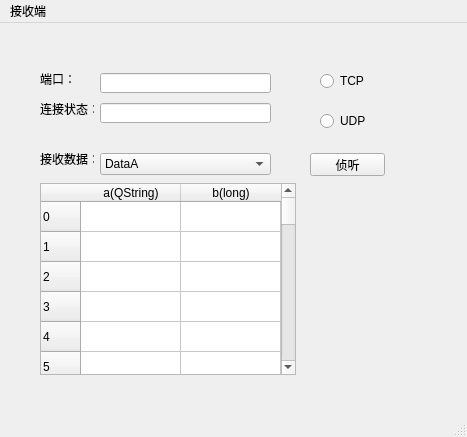
Above: APP/Server/server.ui from MarkeNoBoluo/Socket-connection before the change. Below: the same form after it.
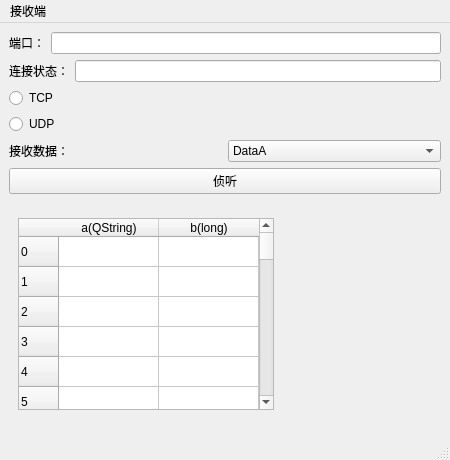
That is the form after the change. The open tabs and pages were chosen to show the change.

```diff
--- a/APP/Server/server.ui
+++ b/APP/Server/server.ui
@@ -6,46 +6,68 @@
    <rect>
     <x>0</x>
     <y>0</y>
-    <width>467</width>
-    <height>437</height>
+    <width>450</width>
+    <height>460</height>
    </rect>
   </property>
   <property name="windowTitle">
    <string>Server</string>
   </property>
   <widget class="QWidget" name="centralwidget">
+   <layout class="QVBoxLayout" name="verticalLayout">
+    <item>
+     <layout class="QHBoxLayout" name="horizontalLayout">
+      <item>
    <widget class="QLabel" name="label">
-    <property name="geometry">
-     <rect>
-      <x>40</x>
-      <y>50</y>
-      <width>54</width>
-      <height>12</height>
-     </rect>
-    </property>
     <property name="text">
      <string>端口：</string>
     </property>
    </widget>
-   <widget class="QLineEdit" name="portEdit">
-    <property name="geometry">
-     <rect>
-      <x>100</x>
-      <y>50</y>
-      <width>171</width>
-      <height>20</height>
-     </rect>
-    </property>
-   </widget>
+      </item>
+      <item>
+       <widget class="QLineEdit" name="portEdit"/>
+      </item>
+     </layout>
+    </item>
+    <item>
+     <layout class="QHBoxLayout" name="horizontalLayout_2">
+      <item>
+       <widget class="QLabel" name="label_4">
+        <property name="text">
+         <string>连接状态：</string>
+        </property>
+       </widget>
+      </item>
+      <item>
+       <widget class="QLineEdit" name="portEdit_state"/>
+      </item>
+     </layout>
+    </item>
+    <item>
+     <widget class="QRadioButton" name="radioButton_TCP">
+      <property name="text">
+       <string>TCP</string>
+      </property>
+     </widget>
+    </item>
+    <item>
+     <widget class="QRadioButton" name="radioButton_UDP">
+      <property name="text">
+       <string>UDP</string>
+      </property>
+     </widget>
+    </item>
+    <item>
+     <layout class="QHBoxLayout" name="horizontalLayout_3">
+      <item>
+       <widget class="QLabel" name="label_2">
+        <property name="text">
+         <string>接收数据：</string>
+        </property>
+       </widget>
+      </item>
+      <item>
    <widget class="QComboBox" name="comboBox">
-    <property name="geometry">
-     <rect>
-      <x>100</x>
-      <y>130</y>
-      <width>171</width>
-      <height>22</height>
-     </rect>
-    </property>
     <item>
      <property name="text">
       <string>DataA</string>
@@ -57,51 +79,18 @@
      </property>
     </item>
    </widget>
-   <widget class="QLabel" name="label_2">
-    <property name="geometry">
-     <rect>
-      <x>40</x>
-      <y>130</y>
-      <width>54</width>
-      <height>12</height>
-     </rect>
-    </property>
+      </item>
+     </layout>
+    </item>
+    <item>
+     <widget class="QPushButton" name="pushButton_listen">
     <property name="text">
-     <string>接收数据：</string>
-    </property>
-   </widget>
-   <widget class="QLabel" name="label_4">
-    <property name="geometry">
-     <rect>
-      <x>40</x>
-      <y>80</y>
-      <width>54</width>
-      <height>12</height>
-     </rect>
-    </property>
-    <property name="text">
-     <string>连接状态：</string>
-    </property>
-   </widget>
-   <widget class="QLineEdit" name="portEdit_state">
-    <property name="geometry">
-     <rect>
-      <x>100</x>
-      <y>80</y>
-      <width>171</width>
-      <height>20</height>
-     </rect>
-    </property>
-   </widget>
+       <string>侦听</string>
+      </property>
+     </widget>
+    </item>
+    <item>
    <widget class="QStackedWidget" name="stackedWidget">
-    <property name="geometry">
-     <rect>
-      <x>40</x>
-      <y>160</y>
-      <width>381</width>
-      <height>221</height>
-     </rect>
-    </property>
     <property name="currentIndex">
      <number>1</number>
     </property>
@@ -1653,15 +1642,9 @@
      </widget>
     </widget>
     <widget class="QWidget" name="page_2">
+       <layout class="QVBoxLayout" name="verticalLayout_2">
+        <item>
      <widget class="QTableWidget" name="table_output_B">
-      <property name="geometry">
-       <rect>
-        <x>0</x>
-        <y>0</y>
-        <width>256</width>
-        <height>192</height>
-       </rect>
-      </property>
       <property name="maximumSize">
        <size>
         <width>256</width>
@@ -3259,54 +3242,19 @@
        </property>
       </item>
      </widget>
-    </widget>
-   </widget>
-   <widget class="QRadioButton" name="radioButton_TCP">
-    <property name="geometry">
-     <rect>
-      <x>320</x>
-      <y>50</y>
-      <width>89</width>
-      <height>16</height>
-     </rect>
-    </property>
-    <property name="text">
-     <string>TCP</string>
-    </property>
-   </widget>
-   <widget class="QRadioButton" name="radioButton_UDP">
-    <property name="geometry">
-     <rect>
-      <x>320</x>
-      <y>90</y>
-      <width>89</width>
-      <height>16</height>
-     </rect>
-    </property>
-    <property name="text">
-     <string>UDP</string>
-    </property>
-   </widget>
-   <widget class="QPushButton" name="pushButton_listen">
-    <property name="geometry">
-     <rect>
-      <x>310</x>
-      <y>130</y>
-      <width>75</width>
-      <height>23</height>
-     </rect>
-    </property>
-    <property name="text">
-     <string>侦听</string>
-    </property>
-   </widget>
+        </item>
+       </layout>
+      </widget>
+     </widget>
+    </item>
+   </layout>
   </widget>
   <widget class="QMenuBar" name="menubar">
    <property name="geometry">
     <rect>
      <x>0</x>
      <y>0</y>
-     <width>467</width>
+     <width>450</width>
      <height>23</height>
     </rect>
    </property>
```
Left out of the diff: 2 changed lines with no effect on the pictures. Lines whose indentation alone changed are shown as unchanged.
